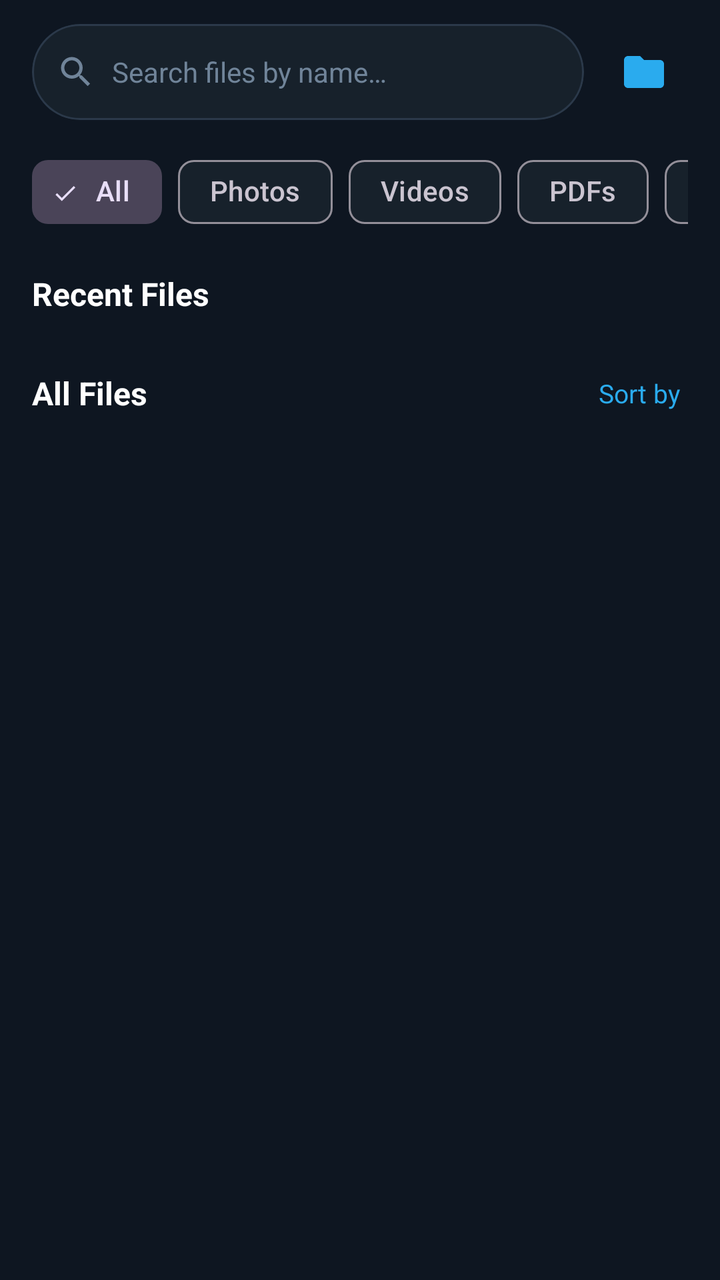
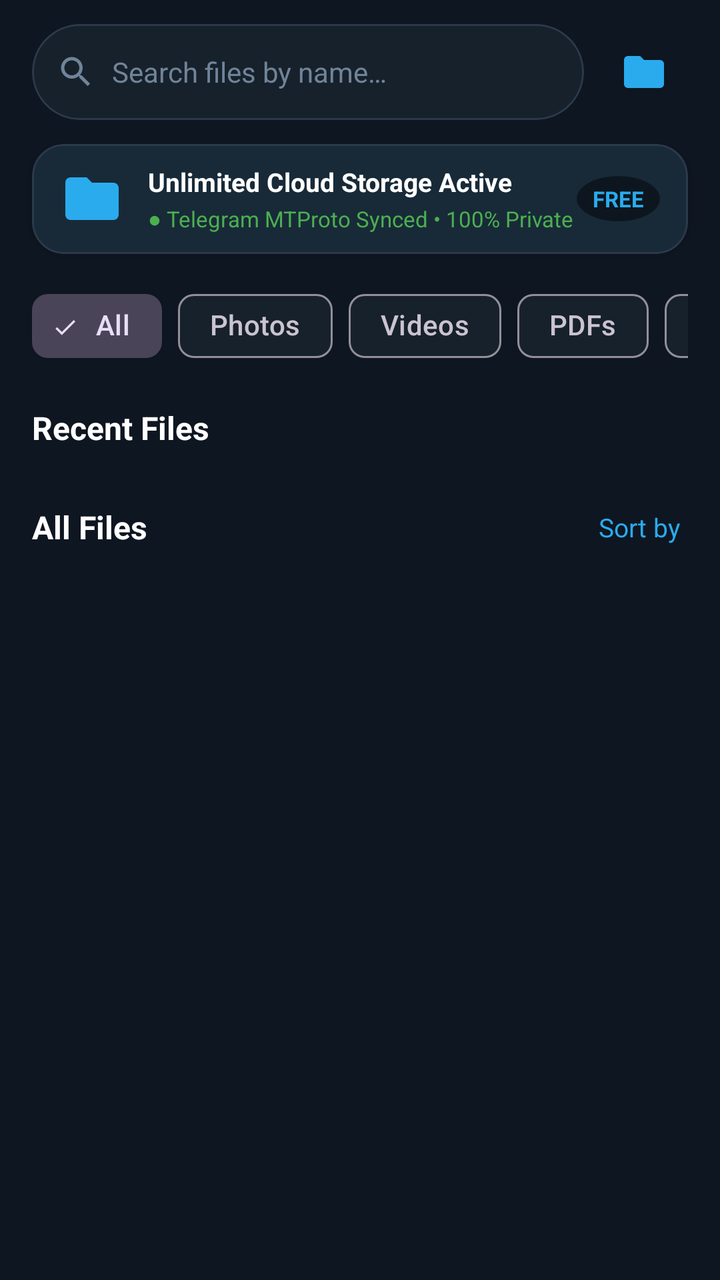

Screens rendered from an Android XML layout before and after an edit, with the pre-edit source and the edit as a unified diff.
<!-- AndroidManifest.xml: application theme Theme.VaultX -->
<!-- res/layout/fragment_files.xml -->
<?xml version="1.0" encoding="utf-8"?>
<androidx.core.widget.NestedScrollView
    xmlns:android="http://schemas.android.com/apk/res/android"
    xmlns:app="http://schemas.android.com/apk/res-auto"
    android:layout_width="match_parent"
    android:layout_height="match_parent"
    android:background="@color/vaultx_bg"
    android:fillViewport="true">

    <LinearLayout
        android:layout_width="match_parent"
        android:layout_height="wrap_content"
        android:orientation="vertical"
        android:paddingBottom="100dp">

        
        <LinearLayout
            android:layout_width="match_parent"
            android:layout_height="wrap_content"
            android:orientation="horizontal"
            android:gravity="center_vertical"
            android:paddingHorizontal="16dp"
            android:paddingTop="12dp"
            android:paddingBottom="8dp">

            <com.google.android.material.card.MaterialCardView
                android:layout_width="0dp"
                android:layout_height="48dp"
                android:layout_weight="1"
                app:cardCornerRadius="24dp"
                app:cardBackgroundColor="@color/vaultx_surface"
                app:strokeWidth="1dp"
                app:strokeColor="@color/vaultx_card_stroke">

                <LinearLayout
                    android:layout_width="match_parent"
                    android:layout_height="match_parent"
                    android:orientation="horizontal"
                    android:gravity="center_vertical"
                    android:paddingHorizontal="12dp">

                    <ImageView
                        android:layout_width="20dp"
                        android:layout_height="20dp"
                        android:src="@drawable/ic_search"
                        android:contentDescription="@null" />

                    <EditText
                        android:id="@+id/etSearch"
                        android:layout_width="match_parent"
                        android:layout_height="match_parent"
                        android:layout_marginStart="8dp"
                        android:background="@null"
                        android:hint="@string/search_hint"
                        android:textColorHint="@color/vaultx_text_secondary"
                        android:textColor="@color/vaultx_text_primary"
                        android:textSize="14sp"
                        android:imeOptions="actionSearch"
                        android:inputType="text" />
                </LinearLayout>
            </com.google.android.material.card.MaterialCardView>

            <ImageButton
                android:id="@+id/btnToggleView"
                android:layout_width="44dp"
                android:layout_height="44dp"
                android:layout_marginStart="8dp"
                android:background="?attr/selectableItemBackgroundBorderless"
                android:src="@drawable/ic_folder"
                android:contentDescription="@null" />
        </LinearLayout>

        
        <HorizontalScrollView
            android:layout_width="match_parent"
            android:layout_height="wrap_content"
            android:scrollbars="none"
            android:paddingHorizontal="16dp"
            android:paddingVertical="4dp">

            <com.google.android.material.chip.ChipGroup
                android:id="@+id/chipGroupFilter"
                android:layout_width="wrap_content"
                android:layout_height="wrap_content"
                app:singleSelection="true">

                <com.google.android.material.chip.Chip
                    android:id="@+id/chipAll"
                    style="@style/Widget.Material3.Chip.Filter"
                    android:layout_width="wrap_content"
                    android:layout_height="wrap_content"
                    android:checked="true"
                    android:text="@string/chip_all" />

                <com.google.android.material.chip.Chip
                    android:id="@+id/chipPhotos"
                    style="@style/Widget.Material3.Chip.Filter"
                    android:layout_width="wrap_content"
                    android:layout_height="wrap_content"
                    android:text="@string/chip_photos" />

                <com.google.android.material.chip.Chip
                    android:id="@+id/chipVideos"
                    style="@style/Widget.Material3.Chip.Filter"
                    android:layout_width="wrap_content"
                    android:layout_height="wrap_content"
                    android:text="@string/chip_videos" />

                <com.google.android.material.chip.Chip
                    android:id="@+id/chipPdfs"
                    style="@style/Widget.Material3.Chip.Filter"
                    android:layout_width="wrap_content"
                    android:layout_height="wrap_content"
                    android:text="@string/chip_pdfs" />

                <com.google.android.material.chip.Chip
                    android:id="@+id/chipDocs"
                    style="@style/Widget.Material3.Chip.Filter"
                    android:layout_width="wrap_content"
                    android:layout_height="wrap_content"
                    android:text="@string/chip_docs" />

                <com.google.android.material.chip.Chip
                    android:id="@+id/chipAudio"
                    style="@style/Widget.Material3.Chip.Filter"
                    android:layout_width="wrap_content"
                    android:layout_height="wrap_content"
                    android:text="@string/chip_audio" />
            </com.google.android.material.chip.ChipGroup>
        </HorizontalScrollView>

        
        <TextView
            android:id="@+id/tvRecentHeader"
            android:layout_width="wrap_content"
            android:layout_height="wrap_content"
            android:layout_marginStart="16dp"
            android:layout_marginTop="12dp"
            android:layout_marginBottom="8dp"
            android:text="@string/recent_files"
            android:textColor="@color/vaultx_text_primary"
            android:textSize="16sp"
            android:textStyle="bold" />

        <androidx.recyclerview.widget.RecyclerView
            android:id="@+id/rvRecentFiles"
            android:layout_width="match_parent"
            android:layout_height="wrap_content"
            android:paddingHorizontal="16dp"
            android:clipToPadding="false"
            android:orientation="horizontal" />

        
        <LinearLayout
            android:layout_width="match_parent"
            android:layout_height="wrap_content"
            android:orientation="horizontal"
            android:gravity="center_vertical"
            android:paddingHorizontal="16dp"
            android:layout_marginTop="18dp"
            android:layout_marginBottom="8dp">

            <TextView
                android:layout_width="0dp"
                android:layout_height="wrap_content"
                android:layout_weight="1"
                android:text="@string/all_files"
                android:textColor="@color/vaultx_text_primary"
                android:textSize="16sp"
                android:textStyle="bold" />

            <TextView
                android:id="@+id/btnSort"
                android:layout_width="wrap_content"
                android:layout_height="wrap_content"
                android:text="@string/action_sort"
                android:textColor="@color/vaultx_primary"
                android:textSize="13sp"
                android:background="?attr/selectableItemBackground"
                android:padding="4dp" />
        </LinearLayout>

        
        <androidx.recyclerview.widget.RecyclerView
            android:id="@+id/rvFiles"
            android:layout_width="match_parent"
            android:layout_height="wrap_content"
            android:nestedScrollingEnabled="false"
            android:paddingHorizontal="8dp" />

        
        <LinearLayout
            android:id="@+id/layoutEmptyFiles"
            android:layout_width="match_parent"
            android:layout_height="wrap_content"
            android:orientation="vertical"
            android:gravity="center"
            android:padding="32dp"
            android:visibility="gone">

            <ImageView
                android:layout_width="64dp"
                android:layout_height="64dp"
                android:src="@drawable/ic_folder"
                android:contentDescription="@null" />

            <TextView
                android:layout_width="wrap_content"
                android:layout_height="wrap_content"
                android:layout_marginTop="16dp"
                android:text="@string/empty_files_title"
                android:textColor="@color/vaultx_text_primary"
                android:textSize="18sp"
                android:textStyle="bold" />

            <TextView
                android:layout_width="wrap_content"
                android:layout_height="wrap_content"
                android:layout_marginTop="8dp"
                android:gravity="center"
                android:text="@string/empty_files_desc"
                android:textColor="@color/vaultx_text_secondary"
                android:textSize="14sp" />
        </LinearLayout>

    </LinearLayout>
</androidx.core.widget.NestedScrollView>
<!-- resources referenced by this layout -->
<resources>
  <color name="vaultx_bg">#0E1621</color>
  <color name="vaultx_card_stroke">#2B394A</color>
  <color name="vaultx_primary">#2AABEE</color>
  <color name="vaultx_surface">#17212B</color>
  <color name="vaultx_text_primary">#FFFFFF</color>
  <color name="vaultx_text_secondary">#708499</color>
  <!-- drawable ic_folder (drawable) -->
  <vector xmlns:android="http://schemas.android.com/apk/res/android"
      android:width="24dp"
      android:height="24dp"
      android:viewportWidth="24"
      android:viewportHeight="24">
      <path
          android:fillColor="@color/vaultx_primary"
          android:pathData="M10,4H4c-1.1,0 -1.99,0.9 -1.99,2L2,18c0,1.1 0.9,2 2,2h16c1.1,0 2,-0.9 2,-2V8c0,-1.1 -0.9,-2 -2,-2h-8l-2,-2z" />
  </vector>
  <!-- drawable ic_search (drawable) -->
  <vector xmlns:android="http://schemas.android.com/apk/res/android"
      android:width="24dp"
      android:height="24dp"
      android:viewportWidth="24"
      android:viewportHeight="24">
      <path
          android:fillColor="@color/vaultx_text_secondary"
          android:pathData="M15.5,14h-0.79l-0.28,-0.27C15.41,12.59 16,11.11 16,9.5 16,5.91 13.09,3 9.5,3S3,5.91 3,9.5 5.91,16 9.5,16c1.61,0 3.09,-0.59 4.23,-1.57l0.27,0.28v0.79l5,4.99L20.49,19l-4.99,-5zm-6,0C7.01,14 5,11.99 5,9.5S7.01,5 9.5,5 14,7.01 14,9.5 11.99,14 9.5,14z" />
  </vector>
  <string name="action_sort">Sort by</string>
  <string name="all_files">All Files</string>
  <string name="chip_all">All</string>
  <string name="chip_audio">Audio</string>
  <string name="chip_docs">Docs</string>
  <string name="chip_pdfs">PDFs</string>
  <string name="chip_photos">Photos</string>
  <string name="chip_videos">Videos</string>
  <string name="empty_files_desc">Tap the + button below to upload photos, videos, or documents to your private Telegram vault.</string>
  <string name="empty_files_title">No files uploaded yet</string>
  <string name="recent_files">Recent Files</string>
  <string name="search_hint">Search files by name…</string>
  <style name="Theme.VaultX" parent="Theme.Material3.Dark.NoActionBar">
          <item name="colorPrimary">@color/vaultx_primary</item>
          <item name="colorOnPrimary">@color/vaultx_on_primary</item>
          <item name="colorPrimaryContainer">@color/vaultx_primary_container</item>
          <item name="colorSecondary">@color/vaultx_primary</item>
          <item name="android:statusBarColor">@color/vaultx_bg</item>
          <item name="android:navigationBarColor">@color/vaultx_surface</item>
          <item name="android:windowBackground">@color/vaultx_bg</item>
          <item name="colorSurface">@color/vaultx_surface</item>
          <item name="colorSurfaceVariant">@color/vaultx_surface_variant</item>
      </style>
  <color name="vaultx_on_primary">#FFFFFF</color>
  <color name="vaultx_primary_container">#1A4560</color>
  <color name="vaultx_surface_variant">#242F3D</color>
</resources>

<!-- the commit's change to res/layout/fragment_files.xml (unified diff, before → after) -->
@@ -71,6 +71,72 @@
         </LinearLayout>
 
         
+        <com.google.android.material.card.MaterialCardView
+            android:layout_width="match_parent"
+            android:layout_height="wrap_content"
+            android:layout_marginHorizontal="16dp"
+            android:layout_marginTop="4dp"
+            android:layout_marginBottom="8dp"
+            app:cardCornerRadius="16dp"
+            app:cardElevation="2dp"
+            app:cardBackgroundColor="@color/vaultx_surface"
+            app:strokeWidth="1dp"
+            app:strokeColor="@color/vaultx_card_stroke">
+
+            <LinearLayout
+                android:layout_width="match_parent"
+                android:layout_height="wrap_content"
+                android:orientation="horizontal"
+                android:gravity="center_vertical"
+                android:paddingHorizontal="14dp"
+                android:paddingVertical="10dp">
+
+                <ImageView
+                    android:layout_width="32dp"
+                    android:layout_height="32dp"
+                    android:src="@drawable/ic_folder"
+                    app:tint="@color/vaultx_primary"
+                    android:contentDescription="@null" />
+
+                <LinearLayout
+                    android:layout_width="0dp"
+                    android:layout_height="wrap_content"
+                    android:layout_weight="1"
+                    android:orientation="vertical"
+                    android:layout_marginStart="12dp">
+
+                    <TextView
+                        android:layout_width="wrap_content"
+                        android:layout_height="wrap_content"
+                        android:text="Unlimited Cloud Storage Active"
+                        android:textColor="@color/vaultx_text_primary"
+                        android:textSize="13sp"
+                        android:textStyle="bold" />
+
+                    <TextView
+                        android:id="@+id/tvCloudChannelStatus"
+                        android:layout_width="wrap_content"
+                        android:layout_height="wrap_content"
+                        android:layout_marginTop="2dp"
+                        android:text="● Telegram MTProto Synced • 100% Private"
+                        android:textColor="@color/vaultx_success"
+                        android:textSize="11sp" />
+                </LinearLayout>
+
+                <TextView
+                    android:layout_width="wrap_content"
+                    android:layout_height="wrap_content"
+                    android:text="FREE"
+                    android:textColor="@color/vaultx_primary"
+                    android:background="@drawable/bg_circle_translucent"
+                    android:paddingHorizontal="8dp"
+                    android:paddingVertical="4dp"
+                    android:textSize="11sp"
+                    android:textStyle="bold" />
+            </LinearLayout>
+        </com.google.android.material.card.MaterialCardView>
+
+        
         <HorizontalScrollView
             android:layout_width="match_parent"
             android:layout_height="wrap_content"
<!-- resource entries referenced after the edit -->
@@ -3,9 +3,16 @@
   <color name="vaultx_bg">#0E1621</color>
   <color name="vaultx_card_stroke">#2B394A</color>
   <color name="vaultx_primary">#2AABEE</color>
+  <color name="vaultx_success">#4CAF50</color>
   <color name="vaultx_surface">#17212B</color>
   <color name="vaultx_text_primary">#FFFFFF</color>
   <color name="vaultx_text_secondary">#708499</color>
+  <!-- drawable bg_circle_translucent (drawable) -->
+  <?xml version="1.0" encoding="utf-8"?>
+  <shape xmlns:android="http://schemas.android.com/apk/res/android"
+      android:shape="oval">
+      <solid android:color="#77000000" />
+  </shape>
   <!-- drawable ic_folder (drawable) -->
   <vector xmlns:android="http://schemas.android.com/apk/res/android"
       android:width="24dp"
